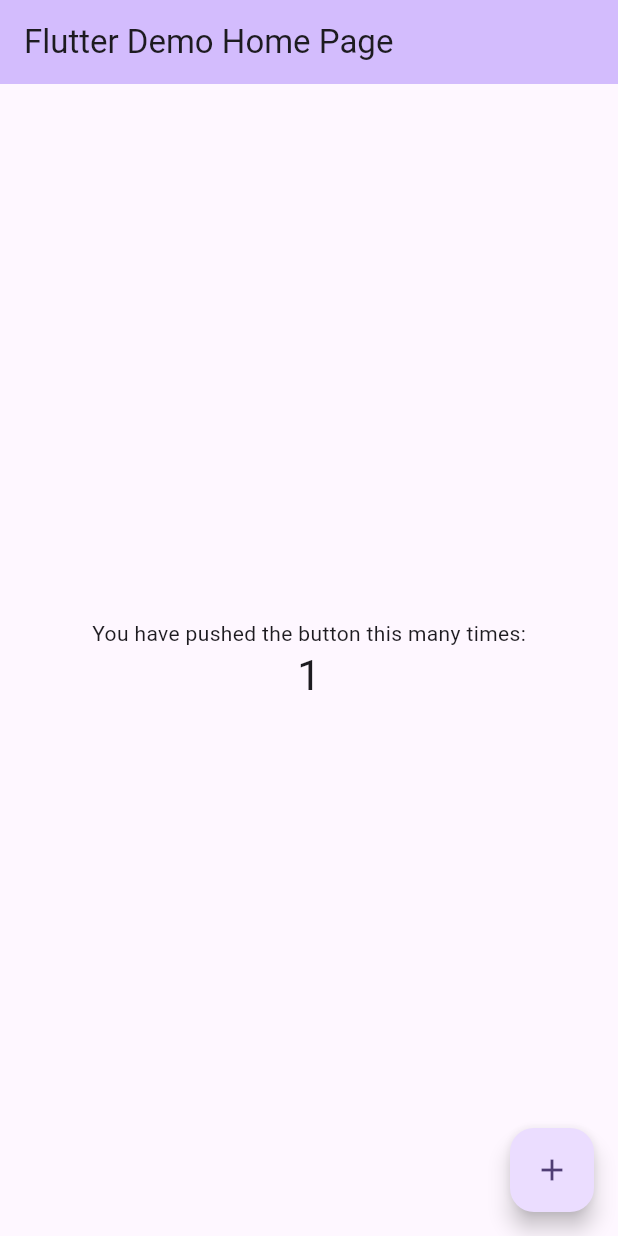
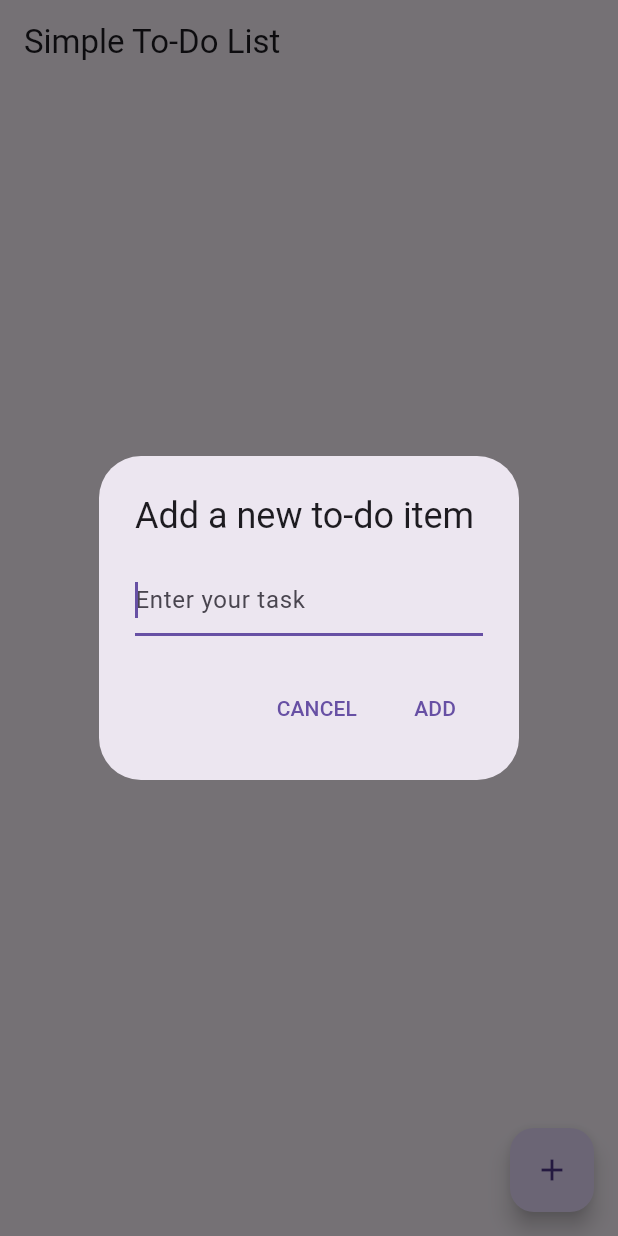
Before and after one commit to pumpsomekins/flutter_lab_task_architect, a Flutter app: the screen it shows after launch, after a tap on the "add" icon, on a phone screen of 412 x 824 dp. Run offline on Flutter 3.47's test engine with Material 3 defaults, Android fonts, the light colour scheme and no system bars.

Commit message:
feat: Implement simple To-Do List MVP and refactor app naming
- Renamed root widget from `MyApp` to `TodoApp`.
- Implemented state management for adding and removing tasks via `ListView.builder` and a dialog input.
- Completes the core functionality of the to-do list for all platforms.

```diff
--- a/lib/main.dart
+++ b/lib/main.dart
@@ -1,122 +1,116 @@
 import 'package:flutter/material.dart';
 
 void main() {
-  runApp(const MyApp());
+  runApp(const TodoApp());
 }
 
-class MyApp extends StatelessWidget {
-  const MyApp({super.key});
+class TodoApp extends StatelessWidget {
+  const TodoApp({super.key});
 
-  // This widget is the root of your application.
   @override
   Widget build(BuildContext context) {
     return MaterialApp(
-      title: 'Flutter Demo',
+      title: 'Simple To-Do List',
       theme: ThemeData(
-        // This is the theme of your application.
-        //
-        // TRY THIS: Try running your application with "flutter run". You'll see
-        // the application has a purple toolbar. Then, without quitting the app,
-        // try changing the seedColor in the colorScheme below to Colors.green
-        // and then invoke "hot reload" (save your changes or press the "hot
-        // reload" button in a Flutter-supported IDE, or press "r" if you used
-        // the command line to start the app).
-        //
-        // Notice that the counter didn't reset back to zero; the application
-        // state is not lost during the reload. To reset the state, use hot
-        // restart instead.
-        //
-        // This works for code too, not just values: Most code changes can be
-        // tested with just a hot reload.
-        colorScheme: ColorScheme.fromSeed(seedColor: Colors.deepPurple),
+        primarySwatch: Colors.blue,
       ),
-      home: const MyHomePage(title: 'Flutter Demo Home Page'),
+      home: const TodoListScreen(),
     );
   }
 }
 
-class MyHomePage extends StatefulWidget {
-  const MyHomePage({super.key, required this.title});
-
-  // This widget is the home page of your application. It is stateful, meaning
-  // that it has a State object (defined below) that contains fields that affect
-  // how it looks.
-
-  // This class is the configuration for the state. It holds the values (in this
-  // case the title) provided by the parent (in this case the App widget) and
-  // used by the build method of the State. Fields in a Widget subclass are
-  // always marked "final".
-
-  final String title;
+class TodoListScreen extends StatefulWidget {
+  const TodoListScreen({super.key});
 
   @override
-  State<MyHomePage> createState() => _MyHomePageState();
+  State<TodoListScreen> createState() => _TodoListScreenState();
 }
 
-class _MyHomePageState extends State<MyHomePage> {
-  int _counter = 0;
+class _TodoListScreenState extends State<TodoListScreen> {
+  // State variables for the to-do list
+  final List<String> _todos = [];
+  final TextEditingController _textFieldController = TextEditingController();
 
-  void _incrementCounter() {
+  // Function to add a new task
+  void _addTodoItem(String task) {
+    if (task.isNotEmpty) {
+      setState(() {
+        _todos.add(task);
+      });
+      _textFieldController.clear();
+    }
+  }
+
+  // Function to remove a task
+  void _removeTodoItem(int index) {
     setState(() {
-      // This call to setState tells the Flutter framework that something has
-      // changed in this State, which causes it to rerun the build method below
-      // so that the display can reflect the updated values. If we changed
-      // _counter without calling setState(), then the build method would not be
-      // called again, and so nothing would appear to happen.
-      _counter++;
+      _todos.removeAt(index);
     });
   }
 
+  // Dialog to get new task input
+  Future<void> _displayDialog() async {
+    return showDialog<void>(
+      context: context,
+      barrierDismissible: false,
+      builder: (BuildContext context) {
+        return AlertDialog(
+          title: const Text('Add a new to-do item'),
+          content: TextField(
+            controller: _textFieldController,
+            decoration: const InputDecoration(hintText: 'Enter your task'),
+            autofocus: true,
+            onSubmitted: (value) {
+              _addTodoItem(value);
+              Navigator.of(context).pop();
+            },
+          ),
+          actions: <Widget>[
+            TextButton(
+              child: const Text('CANCEL'),
+              onPressed: () {
+                _textFieldController.clear();
+                Navigator.of(context).pop();
+              },
+            ),
+            TextButton(
+              child: const Text('ADD'),
+              onPressed: () {
+                _addTodoItem(_textFieldController.text);
+                Navigator.of(context).pop();
+              },
+            ),
+          ],
+        );
+      },
+    );
+  }
+
+  // Build the main UI
   @override
   Widget build(BuildContext context) {
-    // This method is rerun every time setState is called, for instance as done
-    // by the _incrementCounter method above.
-    //
-    // The Flutter framework has been optimized to make rerunning build methods
-    // fast, so that you can just rebuild anything that needs updating rather
-    // than having to individually change instances of widgets.
     return Scaffold(
       appBar: AppBar(
-        // TRY THIS: Try changing the color here to a specific color (to
-        // Colors.amber, perhaps?) and trigger a hot reload to see the AppBar
-        // change color while the other colors stay the same.
-        backgroundColor: Theme.of(context).colorScheme.inversePrimary,
-        // Here we take the value from the MyHomePage object that was created by
-        // the App.build method, and use it to set our appbar title.
-        title: Text(widget.title),
+        title: const Text('Simple To-Do List'),
       ),
-      body: Center(
-        // Center is a layout widget. It takes a single child and positions it
-        // in the middle of the parent.
-        child: Column(
-          // Column is also a layout widget. It takes a list of children and
-          // arranges them vertically. By default, it sizes itself to fit its
-          // children horizontally, and tries to be as tall as its parent.
-          //
-          // Column has various properties to control how it sizes itself and
-          // how it positions its children. Here we use mainAxisAlignment to
-          // center the children vertically; the main axis here is the vertical
-          // axis because Columns are vertical (the cross axis would be
-          // horizontal).
-          //
-          // TRY THIS: Invoke "debug painting" (choose the "Toggle Debug Paint"
-          // action in the IDE, or press "p" in the console), to see the
-          // wireframe for each widget.
-          mainAxisAlignment: MainAxisAlignment.center,
-          children: <Widget>[
-            const Text('You have pushed the button this many times:'),
-            Text(
-              '$_counter',
-              style: Theme.of(context).textTheme.headlineMedium,
+      body: ListView.builder(
+        itemCount: _todos.length,
+        itemBuilder: (context, index) {
+          final todo = _todos[index];
+          return ListTile(
+            title: Text(todo),
+            trailing: IconButton(
+              icon: const Icon(Icons.delete, color: Colors.red),
+              onPressed: () => _removeTodoItem(index),
             ),
-          ],
-        ),
+          );
+        },
       ),
       floatingActionButton: FloatingActionButton(
-        onPressed: _incrementCounter,
-        tooltip: 'Increment',
+        onPressed: _displayDialog,
+        tooltip: 'Add Item',
         child: const Icon(Icons.add),
-      ), // This trailing comma makes auto-formatting nicer for build methods.
+      ),
     );
   }
 }
```
Also changed, not shown: 8 other files.
